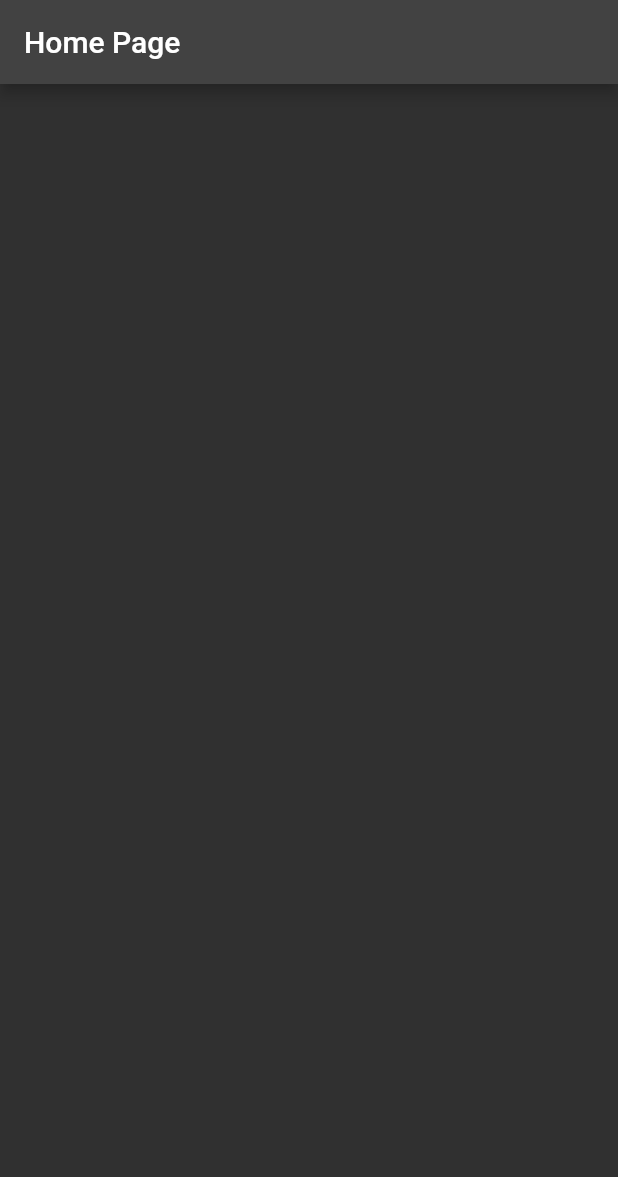
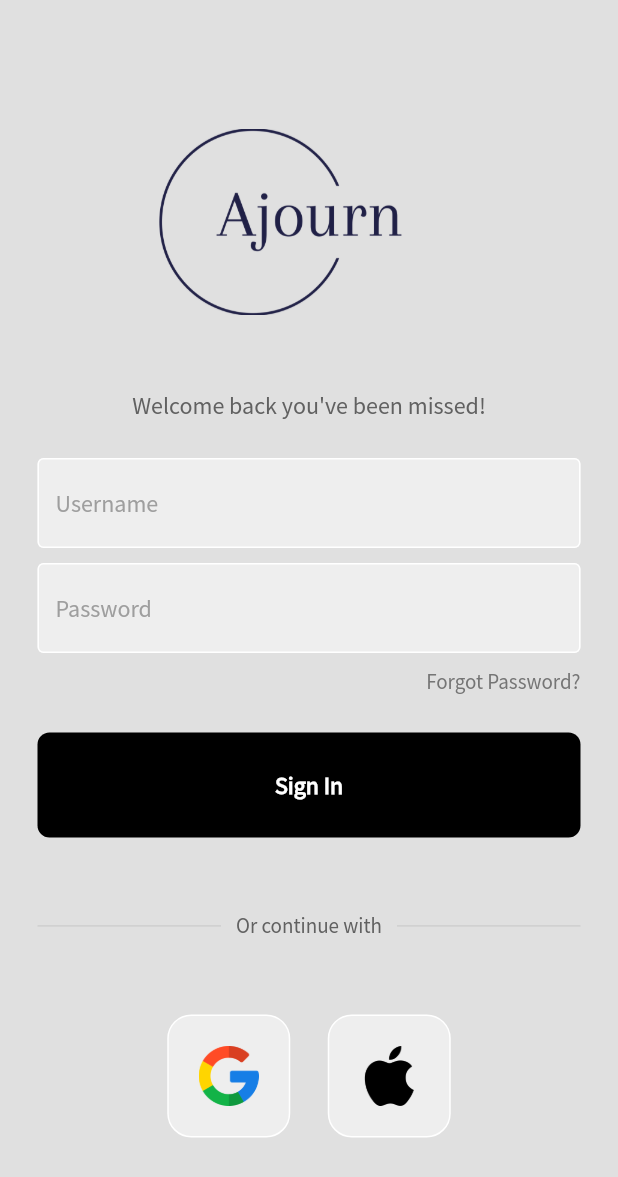
Before and after one commit to maneesha14w/ajourn_app, a Flutter app: the screen it shows after launch, on a phone screen of 412 x 824 dp. Shown: the top 1177 px of the screen. Run offline on Flutter 3.47's test engine with Material 2 defaults, Android fonts, the phone set to English and light mode, and no system bars; our stand-ins replace firebase_auth, firebase_core; accounts and stored records are empty.

Commit message:
Email authentication done.
- Login Page, Auth Page and initial Home Page Complete.

- Connected Firebase and added email auth.

```diff
--- /dev/null
+++ b/lib/components/icon_tile.dart
@@ -0,0 +1,33 @@
+import 'package:flutter/material.dart';
+
+/*
+
+S Q U A R E T I L E
+
+These are custom built buttons that are used as a google & apple sign in.
+
+*/
+
+class IconTile extends StatelessWidget {
+  final String imagePath;
+  const IconTile({
+    super.key,
+    required this.imagePath,
+  });
+
+  @override
+  Widget build(BuildContext context) {
+    return Container(
+      padding: const EdgeInsets.all(20),
+      decoration: BoxDecoration(
+        border: Border.all(color: Colors.white),
+        borderRadius: BorderRadius.circular(16),
+        color: Colors.grey[200],
+      ),
+      child: Image.asset(
+        imagePath,
+        height: 40,
+      ),
+    );
+  }
+}
--- /dev/null
+++ b/lib/components/login_button.dart
@@ -0,0 +1,40 @@
+import 'package:flutter/material.dart';
+
+/*
+
+B U T T O N
+
+This is a custom built sign in button!
+
+*/
+
+class LoginButton extends StatelessWidget {
+  final Function()? onTap;
+
+  const LoginButton({super.key, required this.onTap});
+
+  @override
+  Widget build(BuildContext context) {
+    return GestureDetector(
+      onTap: onTap,
+      child: Container(
+        padding: const EdgeInsets.all(25),
+        margin: const EdgeInsets.symmetric(horizontal: 25),
+        decoration: BoxDecoration(
+          color: Colors.black,
+          borderRadius: BorderRadius.circular(8),
+        ),
+        child: const Center(
+          child: Text(
+            "Sign In",
+            style: TextStyle(
+              color: Colors.white,
+              fontWeight: FontWeight.bold,
+              fontSize: 16,
+            ),
+          ),
+        ),
+      ),
+    );
+  }
+}
--- /dev/null
+++ b/lib/components/login_textfield.dart
@@ -0,0 +1,45 @@
+import 'package:flutter/material.dart';
+
+/*
+
+T E X T F I E L D
+
+This is used to get the user input when they type something in.
+We will use this for the email and password fields when we log them in
+
+*/
+
+class LoginTextField extends StatelessWidget {
+  final TextEditingController? controller;
+  final String hintText;
+  final bool obscureText;
+
+  const LoginTextField({
+    super.key,
+    required this.controller,
+    required this.hintText,
+    required this.obscureText,
+  });
+
+  @override
+  Widget build(BuildContext context) {
+    return Padding(
+      padding: const EdgeInsets.symmetric(horizontal: 25.0),
+      child: TextField(
+        controller: controller,
+        obscureText: obscureText,
+        decoration: InputDecoration(
+            enabledBorder: const OutlineInputBorder(
+              borderSide: BorderSide(color: Colors.white),
+            ),
+            focusedBorder: OutlineInputBorder(
+              borderSide: BorderSide(color: Colors.grey.shade400),
+            ),
+            fillColor: Colors.grey.shade200,
+            filled: true,
+            hintText: hintText,
+            hintStyle: TextStyle(color: Colors.grey[500])),
+      ),
+    );
+  }
+}
--- a/lib/main.dart
+++ b/lib/main.dart
@@ -1,6 +1,13 @@
+import 'package:ajourn_app/pages/auth_page.dart';
 import 'package:flutter/material.dart';
+import 'package:firebase_core/firebase_core.dart';
+import 'package:ajourn_app/firebase_options.dart';
 
-void main() {
+void main() async {
+  WidgetsFlutterBinding.ensureInitialized();
+  await Firebase.initializeApp(
+    options: DefaultFirebaseOptions.currentPlatform,
+  );
   runApp(
     const App(),
   );
@@ -12,24 +19,10 @@ class App extends StatelessWidget {
   @override
   Widget build(BuildContext context) {
     return MaterialApp(
-      title: 'Flutter Demo',
-      darkTheme: ThemeData.dark(),
-      themeMode: ThemeMode.dark,
+      theme: ThemeData(fontFamily: 'SourceSansPro'),
+      title: 'Ajourn',
       debugShowCheckedModeBanner: false,
-      home: const HomePage(),
+      home: const AuthPage(),
     );
   }
 }
-
-class HomePage extends StatelessWidget {
-  const HomePage({Key? key}) : super(key: key);
-
-  @override
-  Widget build(BuildContext context) {
-    return Scaffold(
-      appBar: AppBar(
-        title: const Text('Home Page'),
-      ),
-    );
-  }
-}
--- /dev/null
+++ b/lib/pages/auth_page.dart
@@ -0,0 +1,38 @@
+import 'package:ajourn_app/pages/login_page.dart';
+import 'package:firebase_auth/firebase_auth.dart';
+import 'package:flutter/material.dart';
+
+import 'home_page.dart';
+
+/*
+
+AUTH PAGE
+
+This is the AuthPage, it handles user authentication;
+
+If a user is logged in it takes them to the Home Page else it takes them to the Login Page
+
+*/
+
+class AuthPage extends StatelessWidget {
+  const AuthPage({super.key});
+
+  @override
+  Widget build(BuildContext context) {
+    return Scaffold(
+      body: StreamBuilder<User?>(
+        stream: FirebaseAuth.instance
+            .authStateChanges(), // Always watching for Auth State Changes
+        builder: (context, snapshot) {
+          if (snapshot.hasData) {
+            // USER is logged in
+            return HomePage();
+          } else {
+            // USER is not logged in
+            return const LoginPage();
+          }
+        },
+      ),
+    );
+  }
+}
--- /dev/null
+++ b/lib/pages/home_page.dart
@@ -0,0 +1,69 @@
+import 'package:firebase_auth/firebase_auth.dart';
+import 'package:flutter/material.dart';
+
+class HomePage extends StatelessWidget {
+  HomePage({super.key});
+
+  final user = FirebaseAuth.instance.currentUser!;
+
+  void signUserOut() {
+    FirebaseAuth.instance.signOut();
+  }
+
+  @override
+  Widget build(BuildContext context) {
+    return Scaffold(
+      appBar: AppBar(
+        actions: [
+          IconButton(
+              onPressed: signUserOut, icon: const Icon(Icons.logout_outlined))
+        ],
+      ),
+      body: Center(
+        child: Text('Logged In as ${user.email!}'),
+      ),
+    );
+  }
+}
+
+
+
+
+// /*
+
+// H O M E P A G E
+
+// This is the HomePage, the first page the user will see based off what was configured in the MainPage.
+// Currently it is just showing a vertical list of boxes.
+
+// What should the HomePage for your app look like?
+
+// You should place the most important aspect of your app on this page
+// as this is the very first page the user will see!
+
+// */
+
+// class HomePage extends StatelessWidget {
+//   const HomePage({super.key});
+
+//   @override
+//   Widget build(BuildContext context) {
+//     return Scaffold(
+//       backgroundColor: Colors.transparent,
+//       body: Padding(
+//         padding: const EdgeInsets.symmetric(horizontal: 10.0),
+//         child: ListView.builder(
+//           itemCount: 10,
+//           itemBuilder: (context, index) => Container(
+//             height: 200,
+//             margin: const EdgeInsets.all(10),
+//             decoration: BoxDecoration(
+//               borderRadius: BorderRadius.circular(4),
+//               color: Colors.grey[200],
+//             ),
+//           ),
+//         ),
+//       ),
+//     );
+//   }
+// }
--- /dev/null
+++ b/lib/pages/login_page.dart
@@ -0,0 +1,188 @@
+import 'package:firebase_auth/firebase_auth.dart';
+import 'package:flutter/material.dart';
+import '../components/login_button.dart';
+import '../components/icon_tile.dart';
+import '../components/login_textfield.dart';
+
+/*
+
+LOGIN PAGE
+
+This is the LoginPage, the first page led from the AuthPage if user is not authenticated.
+
+Once the user is authenticated, they are directed to the homepage.
+
+*/
+
+class LoginPage extends StatefulWidget {
+  const LoginPage({super.key});
+
+  @override
+  State<LoginPage> createState() => _LoginPageState();
+}
+
+class _LoginPageState extends State<LoginPage> {
+  // text editing controllers for email and password
+  final emailController = TextEditingController();
+  final passwordController = TextEditingController();
+
+  // sign user in method
+  void signIn() async {
+    //loading spinner
+    showDialog(
+        context: context,
+        builder: (context) {
+          return const Center(
+            child: CircularProgressIndicator(),
+          );
+        });
+
+    try {
+      await FirebaseAuth.instance.signInWithEmailAndPassword(
+          email: emailController.text, password: passwordController.text);
+      // popping the loader
+
+      Navigator.pop(context);
+    } on FirebaseAuthException catch (e) {
+      Navigator.pop(context);
+      // USER NOT FOUND
+      if (e.code == 'user-not-found' || e.code == 'wrong-password') {
+        wrongEmailAlert();
+      }
+    }
+  }
+
+  // Alert for wrong email
+  wrongEmailAlert() {
+    showDialog(
+        context: context,
+        builder: (context) {
+          return const AlertDialog(
+            title: Text('Incorrect Email or Password'),
+          );
+        });
+  }
+
+  @override
+  Widget build(BuildContext context) {
+    return Scaffold(
+      backgroundColor: Colors.grey[300],
+      body: SafeArea(
+        child: Center(
+          child: SingleChildScrollView(
+            child: Column(
+              mainAxisAlignment: MainAxisAlignment.center,
+              children: [
+                const SizedBox(height: 20),
+
+                // logo
+                Image.asset(
+                  'lib/assets/images/logo.png',
+                  scale: 5,
+                ),
+
+                const SizedBox(height: 50),
+
+                // Welcome back Text
+                Text(
+                  'Welcome back you\'ve been missed!',
+                  style: TextStyle(
+                    color: Colors.grey[700],
+                    fontSize: 16,
+                  ),
+                ),
+
+                const SizedBox(height: 25),
+
+                // username textfield
+                LoginTextField(
+                  controller: emailController,
+                  hintText: 'Username',
+                  obscureText: false,
+                ),
+
+                const SizedBox(height: 10),
+
+                // password textfield
+                LoginTextField(
+                  controller: passwordController,
+                  hintText: 'Password',
+                  obscureText: true,
+                ),
+
+                const SizedBox(height: 10),
+
+                // forgot password?
+                Padding(
+                  padding: const EdgeInsets.symmetric(horizontal: 25.0),
+                  child: Row(
+                    mainAxisAlignment: MainAxisAlignment.end,
+                    children: [
+                      Text(
+                        'Forgot Password?',
+                        style: TextStyle(color: Colors.grey[600]),
+                      ),
+                    ],
+                  ),
+                ),
+
+                const SizedBox(height: 25),
+
+                // Log in button
+                LoginButton(
+                  onTap: signIn,
+                ),
+
+                const SizedBox(height: 50),
+
+                // or continue with
+                Padding(
+                  padding: const EdgeInsets.symmetric(horizontal: 25.0),
+                  child: Row(
+                    children: [
+                      Expanded(
+                        child: Divider(
+                          thickness: 0.5,
+                          color: Colors.grey[400],
+                        ),
+                      ),
+                      Padding(
+                        padding: const EdgeInsets.symmetric(horizontal: 10.0),
+                        child: Text(
+                          'Or continue with',
+                          style: TextStyle(color: Colors.grey[700]),
+                        ),
+                      ),
+                      Expanded(
+                        child: Divider(
+                          thickness: 0.5,
+                          color: Colors.grey[400],
+                        ),
+                      ),
+                    ],
+                  ),
+                ),
+
+                const SizedBox(height: 50),
+
+                // google + apple sign in buttons
+                Row(
+                  mainAxisAlignment: MainAxisAlignment.center,
+                  children: const [
+                    // google button
+                    IconTile(imagePath: 'lib/assets/images/google.png'),
+
+                    SizedBox(width: 25),
+
+                    // apple button
+                    IconTile(imagePath: 'lib/assets/images/apple.png')
+                  ],
+                ),
+              ],
+            ),
+          ),
+        ),
+      ),
+    );
+  }
+}
```
Also changed, not shown: pubspec.yaml (+16 -16 lines), lib/assets/fonts/PlayfairDisplay.ttf (added), lib/assets/fonts/SourceSansPro.ttf (added), lib/assets/images/apple.png (added), lib/assets/images/google.png (added), lib/assets/images/logo.png (added), lib/firebase_options.dart (added), pubspec.lock, 18 other files.
